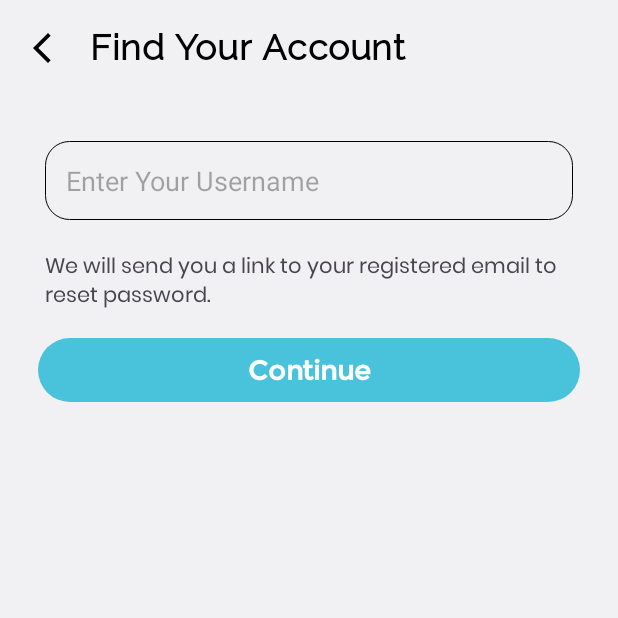
After one commit to mravaneesh/be_alpha, an Android app: the fragment ForgotPasswordFragment shown on its own in the app's theme, on a phone screen of 412 x 824 dp, the top half of it. The commit adds this screen. Run offline under Robolectric (Android 15) with nearby library versions, the phone set to English and light mode, and no system bars; our stand-ins replace Firebase (no records; nobody signed in at launch, a user with empty details on screens opened directly); Roboto replaces fonts that are not available here.

Commit message:
Setup email verification and forgot password.

```diff
--- a/app/build.gradle.kts
+++ b/app/build.gradle.kts
@@ -5,7 +5,6 @@ plugins {
     id("com.google.gms.google-services")
     id("kotlin-kapt")
     id("com.google.dagger.hilt.android")
-    id ("org.jetbrains.kotlin.plugin.serialization")
 }
 
 android {
--- a/authentication/build.gradle.kts
+++ b/authentication/build.gradle.kts
@@ -3,6 +3,8 @@ plugins {
     alias(libs.plugins.kotlin.android)
     id("kotlin-kapt")
     id("com.google.dagger.hilt.android")
+    id("kotlin-parcelize")
+    id("androidx.navigation.safeargs.kotlin")
 }
 
 android {
--- a/authentication/src/main/java/com/example/authentication/model/User.kt
+++ b/authentication/src/main/java/com/example/authentication/model/User.kt
@@ -1,5 +1,9 @@
 package com.example.authentication.model
 
+import android.os.Parcelable
+import kotlinx.parcelize.Parcelize
+
+@Parcelize
 data class User(
     val id:String = "",
     val name:String = "",
@@ -13,4 +17,4 @@ data class User(
     val following:Int = 0,
     val posts:Int = 0,
     val createdAt:Long = System.currentTimeMillis()
-)
+): Parcelable
--- /dev/null
+++ b/authentication/src/main/java/com/example/authentication/view/ForgotPasswordFragment.kt
@@ -0,0 +1,112 @@
+package com.example.authentication.view
+
+
+import android.os.Bundle
+import android.view.LayoutInflater
+import android.view.View
+import android.view.ViewGroup
+import android.widget.Toast
+import androidx.fragment.app.Fragment
+import androidx.navigation.fragment.findNavController
+import com.example.authentication.R
+import com.example.authentication.databinding.FragmentForgotPasswordBinding
+import com.google.firebase.auth.FirebaseAuth
+import com.google.firebase.firestore.FirebaseFirestore
+
+class ForgotPasswordFragment : Fragment() {
+
+    private var _binding: FragmentForgotPasswordBinding? = null
+    private val binding get() = _binding!!
+    private lateinit var firestore: FirebaseFirestore
+    private lateinit var auth: FirebaseAuth
+    private var userEmail: String? = null  // Store the fetched email
+
+    override fun onCreateView(
+        inflater: LayoutInflater,
+        container: ViewGroup?,
+        savedInstanceState: Bundle?
+    ): View {
+        _binding = FragmentForgotPasswordBinding.inflate(inflater,container,false)
+        firestore = FirebaseFirestore.getInstance()
+        auth = FirebaseAuth.getInstance()
+        return binding.root
+    }
+    override fun onViewCreated(view: View, savedInstanceState: Bundle?) {
+        super.onViewCreated(view, savedInstanceState)
+        firestore = FirebaseFirestore.getInstance()
+        binding.toolbar.setNavigationOnClickListener {
+            findNavController().navigateUp()
+        }
+        binding.btnContinue.setOnClickListener { fetchUserEmail() }
+    }
+
+    private fun fetchUserEmail() {
+        val username = binding.etUsername.text.toString().trim()
+        if (username.isEmpty()) {
+            binding.etUsername.error = "Please enter your username"
+            return
+        }
+
+        // Query Firestore for email
+        firestore.collection("users").whereEqualTo("username", username)
+            .get()
+            .addOnSuccessListener { documents ->
+                if (!documents.isEmpty) {
+                    val userDoc = documents.documents[0]
+                    val userEmail = userDoc.getString("email")
+
+                    if (!userEmail.isNullOrEmpty()) {
+                        sendPasswordResetEmail(userEmail)
+                    } else {
+                        binding.etUsername.error = "Email not found!"
+                    }
+                } else {
+                    binding.etUsername.error = "Username not found!"
+                }
+            }
+            .addOnFailureListener {
+                Toast.makeText(requireContext(), "Error: ${it.message}", Toast.LENGTH_SHORT).show()
+            }
+    }
+    private fun sendPasswordResetEmail(email: String) {
+        auth.sendPasswordResetEmail(email)
+            .addOnSuccessListener {
+                view?.let { updateUIForEmailFound(email) } // Ensure view is not null before updating UI
+            }
+            .addOnFailureListener {
+                Toast.makeText(requireContext(), "Failed to send reset email: ${it.message}", Toast.LENGTH_SHORT).show()
+            }
+    }
+    private fun updateUIForEmailFound(email: String) {
+        binding.etUsername.visibility = View.GONE
+        binding.tvDescEmail.text = "Link sent to: ${maskEmail(email)}"
+        binding.tvDescEmail.visibility = View.VISIBLE
+        binding.btnContinue.text = "Done"
+        binding.btnContinue.setOnClickListener { findNavController().navigateUp() }
+    }
+
+    private fun maskEmail(email: String): String {
+        val parts = email.split("@")
+        if (parts.size < 2) return email  // If email format is invalid, return as is
+
+        val namePart = parts[0] // Get the username part before '@'
+        val domainPart = parts[1] // Get the domain part after '@'
+
+        return if (namePart.length > 4) {
+            val visibleChars = 2 // Number of characters to keep visible at the start and end
+            val maskedLength = namePart.length - (2 * visibleChars) // Length of the masked part
+            val mask = "*".repeat(maskedLength) // Generate dynamic mask
+
+            "${namePart.take(visibleChars)}$mask${namePart.takeLast(visibleChars)}@$domainPart"
+        } else {
+            "***@$domainPart" // If too short, mask everything before '@'
+        }
+    }
+
+
+    override fun onDestroyView() {
+        super.onDestroyView()
+        _binding = null
+    }
+
+}
--- /dev/null
+++ b/authentication/src/main/res/layout/fragment_forgot_password.xml
@@ -0,0 +1,85 @@
+<?xml version="1.0" encoding="utf-8"?>
+<androidx.coordinatorlayout.widget.CoordinatorLayout xmlns:android="http://schemas.android.com/apk/res/android"
+    xmlns:app="http://schemas.android.com/apk/res-auto"
+    xmlns:tools="http://schemas.android.com/tools"
+    android:fitsSystemWindows="true"
+    android:background="@color/general_bg"
+    android:layout_width="match_parent"
+    android:layout_height="match_parent">
+
+    <com.google.android.material.appbar.AppBarLayout
+        android:layout_width="match_parent"
+        android:layout_height="wrap_content"
+        android:background="@color/general_bg">
+
+        <com.google.android.material.appbar.MaterialToolbar
+            android:id="@+id/toolbar"
+            android:layout_width="match_parent"
+            android:layout_height="?attr/actionBarSize"
+            app:layout_collapseMode="pin"
+            app:navigationIcon="@drawable/back_arrow"
+            app:title="Find Your Account"
+            app:titleTextAppearance="@style/ToolbarTitleStyle"
+            android:background="@color/general_bg"/>
+    </com.google.android.material.appbar.AppBarLayout>
+
+    <androidx.core.widget.NestedScrollView
+        android:id="@+id/scrollView"
+        android:layout_width="match_parent"
+        android:layout_height="match_parent"
+        android:scrollbars="none"
+        app:layout_behavior="@string/appbar_scrolling_view_behavior">
+
+        <LinearLayout
+            android:layout_width="match_parent"
+            android:layout_height="match_parent"
+            android:padding="20dp"
+            android:orientation="vertical">
+
+            <TextView
+                android:id="@+id/tvDescEmail"
+                android:layout_width="match_parent"
+                android:layout_height="wrap_content"
+                android:visibility="gone"
+                android:textSize="16sp"
+                android:layout_margin="10dp"
+                android:gravity="center_vertical"
+                android:fontFamily="@font/poppins_regular"
+                android:paddingBottom="12dp"/>
+
+            <EditText
+                android:id="@+id/etUsername"
+                android:layout_width="match_parent"
+                android:layout_height="wrap_content"
+                android:background="@drawable/edittext_bg"
+                android:padding="14dp"
+                android:layout_margin="10dp"
+                android:hint="Enter Your Username"
+                android:inputType="text"/>
+
+            <TextView
+                android:layout_width="match_parent"
+                android:layout_height="wrap_content"
+                android:text="We will send you a link to your registered email to reset password."
+                android:textSize="14sp"
+                android:fontFamily="@font/poppins_regular"
+                android:layout_margin="10dp"/>
+
+                <TextView
+                    android:id="@+id/btnContinue"
+                    android:layout_width="match_parent"
+                    android:layout_margin="5dp"
+                    android:layout_height="wrap_content"
+                    android:background="@drawable/button_with_ripple"
+                    android:clickable="true"
+                    android:focusable="true"
+                    android:gravity="center"
+                    android:padding="10dp"
+                    android:text="Continue"
+                    android:fontFamily="@font/montserrat_regular"
+                    android:textColor="@color/white"
+                    android:textSize="18sp"
+                    android:textStyle="bold" />
+        </LinearLayout>
+    </androidx.core.widget.NestedScrollView>
+</androidx.coordinatorlayout.widget.CoordinatorLayout>
--- a/build.gradle.kts
+++ b/build.gradle.kts
@@ -6,5 +6,5 @@ plugins {
 
     id("com.google.gms.google-services") version "4.4.2" apply false
     id("com.google.dagger.hilt.android") version "2.51.1" apply false
-    id ("org.jetbrains.kotlin.plugin.serialization") version "1.8.20" apply false
+    id("androidx.navigation.safeargs.kotlin") version "2.8.8" apply false
 }
--- a/common/utils/src/main/res/values/colors.xml
+++ b/common/utils/src/main/res/values/colors.xml
@@ -11,4 +11,9 @@
     <color name="button_secondary">#BDBDBD</color>
     <color name="general_bg">#F1F1F3</color>
     <color name="cool_gray">#B0BEC5</color>
+
+    <color name="et_bg">#208fa4c4</color>
+    <color name="inactive_button">#A6A6A9</color>
+    <color name="active_button">#FCFCFF</color>
+    <color name="transparent">@android:color/transparent</color>
 </resources>
```
Also changed, not shown: authentication/src/main/java/com/example/authentication/view/LoginFragment.kt (+7 -3 lines), authentication/src/main/java/com/example/authentication/view/SignupFragment.kt (+63 -9 lines), authentication/src/main/java/com/example/authentication/view/VerifyDialogFragment.kt (added, +44 -0 lines), authentication/src/main/res/layout/fragment_login.xml (+18 -0 lines), authentication/src/main/res/layout/fragment_verify_dialog.xml (added, +70 -0 lines), authentication/src/main/res/navigation/auth_nav_graph.xml (+11 -3 lines), common/utils/src/main/res/drawable/bg_tab_select.xml (added, +7 -0 lines), common/utils/src/main/res/drawable/dialog_bg.xml (added, +8 -0 lines), 3 other files.
